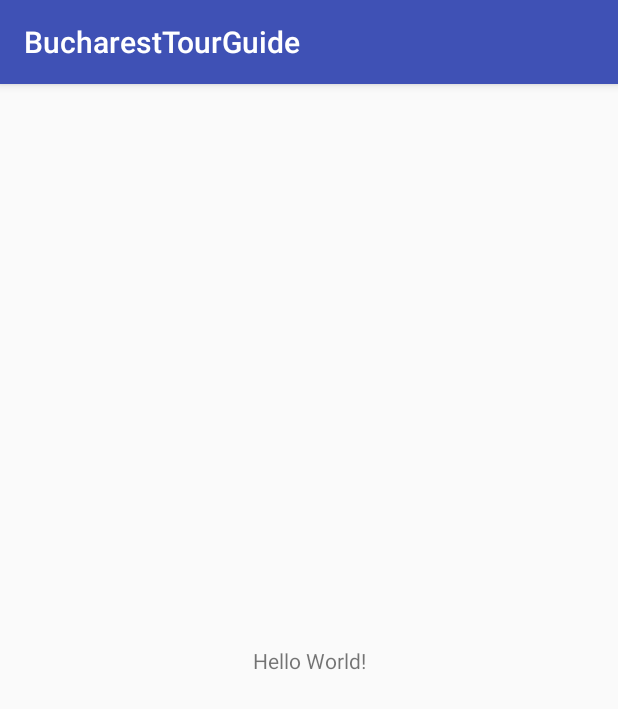
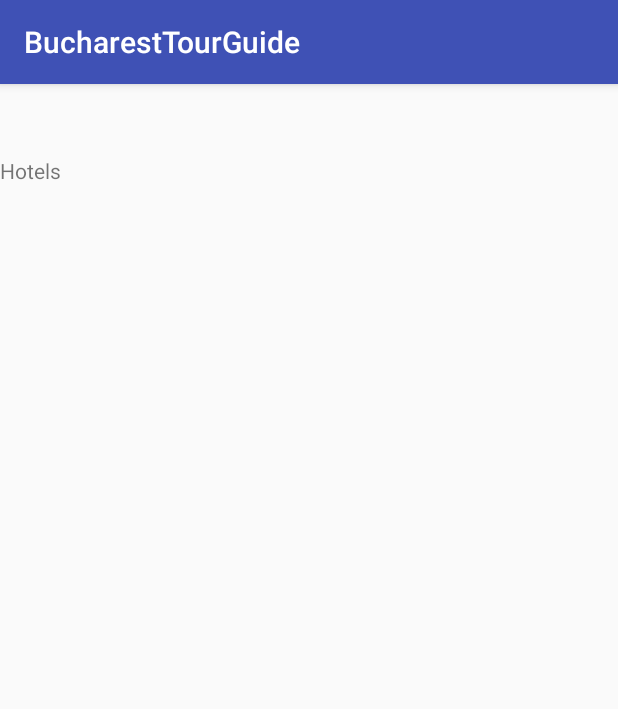
Before and after one commit to raulrada/BucharestTourGuide, an Android app: the screen it shows after launch (MainActivity), on a phone screen of 412 x 824 dp. Shown: the top 709 px of the screen. Run offline under Robolectric (Android 15) with nearby library versions, the phone set to English and light mode, and no system bars.

```diff
--- a/app/build.gradle
+++ b/app/build.gradle
@@ -19,10 +19,12 @@ android {
 }
 
 dependencies {
-    implementation fileTree(dir: 'libs', include: ['*.jar'])
+    implementation fileTree(include: ['*.jar'], dir: 'libs')
     implementation 'com.android.support:appcompat-v7:26.1.0'
     implementation 'com.android.support.constraint:constraint-layout:1.1.0'
+    implementation 'com.android.support:support-v4:26.1.0'
     testImplementation 'junit:junit:4.12'
     androidTestImplementation 'com.android.support.test:runner:1.0.2'
     androidTestImplementation 'com.android.support.test.espresso:espresso-core:3.0.2'
+    implementation 'com.android.support:design:26.1.0'
 }
--- /dev/null
+++ b/app/src/main/java/udacityscholarship/rada/raul/bucharesttourguide/AttractionAdapter.java
@@ -0,0 +1,25 @@
+package udacityscholarship.rada.raul.bucharesttourguide;
+
+import android.support.v4.app.Fragment;
+import android.support.v4.app.FragmentManager;
+import android.support.v4.app.FragmentPagerAdapter;
+
+public class AttractionAdapter extends FragmentPagerAdapter {
+
+    public AttractionAdapter(FragmentManager fm) {
+        super(fm);
+    }
+
+    @Override
+    public Fragment getItem(int position) {
+        if (position == 0) return new HotelsFragment();
+        else if (position == 1) return new RestaurantsFragment();
+        else if (position == 2) return new MuseumsFragment();
+        else return new ParksFragment();
+    }
+
+    @Override
+    public int getCount() {
+        return 4;
+    }
+}
--- /dev/null
+++ b/app/src/main/java/udacityscholarship/rada/raul/bucharesttourguide/HotelsFragment.java
@@ -0,0 +1,34 @@
+package udacityscholarship.rada.raul.bucharesttourguide;
+
+
+import android.os.Bundle;
+import android.support.v4.app.Fragment;
+import android.view.LayoutInflater;
+import android.view.View;
+import android.view.ViewGroup;
+import android.widget.TextView;
+
+
+/**
+ * A simple {@link Fragment} subclass.
+ */
+public class HotelsFragment extends Fragment {
+
+
+    public HotelsFragment() {
+        // Required empty public constructor
+    }
+
+
+    @Override
+    public View onCreateView(LayoutInflater inflater, ViewGroup container,
+                             Bundle savedInstanceState) {
+        // Inflate the layout for this fragment
+        View rootView = inflater.inflate(R.layout.fragment_hotels, container, false);
+        TextView fragmentText = (TextView)rootView.findViewById(R.id.fragment_text);
+        fragmentText.setText("Hotels");
+
+        return rootView;
+    }
+
+}
--- a/app/src/main/java/udacityscholarship/rada/raul/bucharesttourguide/MainActivity.java
+++ b/app/src/main/java/udacityscholarship/rada/raul/bucharesttourguide/MainActivity.java
@@ -1,5 +1,6 @@
 package udacityscholarship.rada.raul.bucharesttourguide;
 
+import android.support.v4.view.ViewPager;
 import android.support.v7.app.AppCompatActivity;
 import android.os.Bundle;
 
@@ -8,6 +9,17 @@ public class MainActivity extends AppCompatActivity {
     @Override
     protected void onCreate(Bundle savedInstanceState) {
         super.onCreate(savedInstanceState);
+
+        // Set the content of the activity to use the activity_main.xml layout file
         setContentView(R.layout.activity_main);
+
+        // Find the view pager that will allow the user to swipe between fragments
+        ViewPager viewPager = (ViewPager) findViewById(R.id.viewpager);
+
+        // Create an adapter that knows which fragment should be shown on each page
+        AttractionAdapter adapter = new AttractionAdapter(getSupportFragmentManager());
+
+        // Set the adapter onto the view pager
+        viewPager.setAdapter(adapter);
     }
 }
--- /dev/null
+++ b/app/src/main/java/udacityscholarship/rada/raul/bucharesttourguide/RestaurantsFragment.java
@@ -0,0 +1,32 @@
+package udacityscholarship.rada.raul.bucharesttourguide;
+
+
+import android.os.Bundle;
+import android.support.v4.app.Fragment;
+import android.view.LayoutInflater;
+import android.view.View;
+import android.view.ViewGroup;
+import android.widget.TextView;
+
+/**
+ * A simple {@link Fragment} subclass.
+ */
+public class RestaurantsFragment extends Fragment {
+
+
+    public RestaurantsFragment() {
+        // Required empty public constructor
+    }
+
+
+    @Override
+    public View onCreateView(LayoutInflater inflater, ViewGroup container,
+                             Bundle savedInstanceState) {
+        View rootView = inflater.inflate(R.layout.fragment_hotels, container, false);
+        TextView fragmentText = (TextView)rootView.findViewById(R.id.fragment_text);
+        fragmentText.setText("Restaurants");
+
+        return rootView;
+    }
+
+}
--- a/app/src/main/res/layout/activity_main.xml
+++ b/app/src/main/res/layout/activity_main.xml
@@ -1,18 +1,20 @@
 <?xml version="1.0" encoding="utf-8"?>
-<android.support.constraint.ConstraintLayout xmlns:android="http://schemas.android.com/apk/res/android"
-    xmlns:app="http://schemas.android.com/apk/res-auto"
+<LinearLayout xmlns:android="http://schemas.android.com/apk/res/android"
     xmlns:tools="http://schemas.android.com/tools"
     android:layout_width="match_parent"
     android:layout_height="match_parent"
-    tools:context=".MainActivity">
+    tools:context=".MainActivity"
+    android:orientation="vertical">
 
-    <TextView
-        android:layout_width="wrap_content"
-        android:layout_height="wrap_content"
-        android:text="Hello World!"
-        app:layout_constraintBottom_toBottomOf="parent"
-        app:layout_constraintLeft_toLeftOf="parent"
-        app:layout_constraintRight_toRightOf="parent"
-        app:layout_constraintTop_toTopOf="parent" />
+    <android.support.design.widget.TabLayout
+        android:id="@+id/tabs"
+        android:layout_width="match_parent"
+        android:layout_height="wrap_content" />
 
-</android.support.constraint.ConstraintLayout>
+    <android.support.v4.view.ViewPager
+        android:id="@+id/viewpager"
+        android:layout_width="match_parent"
+        android:layout_height="match_parent" />
+
+
+</LinearLayout>
--- /dev/null
+++ b/app/src/main/res/layout/fragment_hotels.xml
@@ -0,0 +1,14 @@
+<?xml version="1.0" encoding="utf-8"?>
+<FrameLayout xmlns:android="http://schemas.android.com/apk/res/android"
+    xmlns:tools="http://schemas.android.com/tools"
+    android:layout_width="match_parent"
+    android:layout_height="match_parent"
+    tools:context=".HotelsFragment">
+
+    <TextView
+        android:id="@+id/fragment_text"
+        android:layout_width="match_parent"
+        android:layout_height="match_parent"
+         />
+
+</FrameLayout>
--- a/app/src/main/res/values/strings.xml
+++ b/app/src/main/res/values/strings.xml
@@ -1,3 +1,9 @@
 <resources>
     <string name="app_name">BucharestTourGuide</string>
+
+    <string name="restaurants">Restaurants</string>
+    <string name="hotels">Hotels</string>
+    <string name="parks">Parks</string>
+    <string name="museums">Museums</string>
+
 </resources>
```
Also changed, not shown: app/src/main/java/udacityscholarship/rada/raul/bucharesttourguide/MuseumsFragment.java (added, +32 -0 lines), app/src/main/java/udacityscholarship/rada/raul/bucharesttourguide/ParksFragment.java (added, +32 -0 lines).
